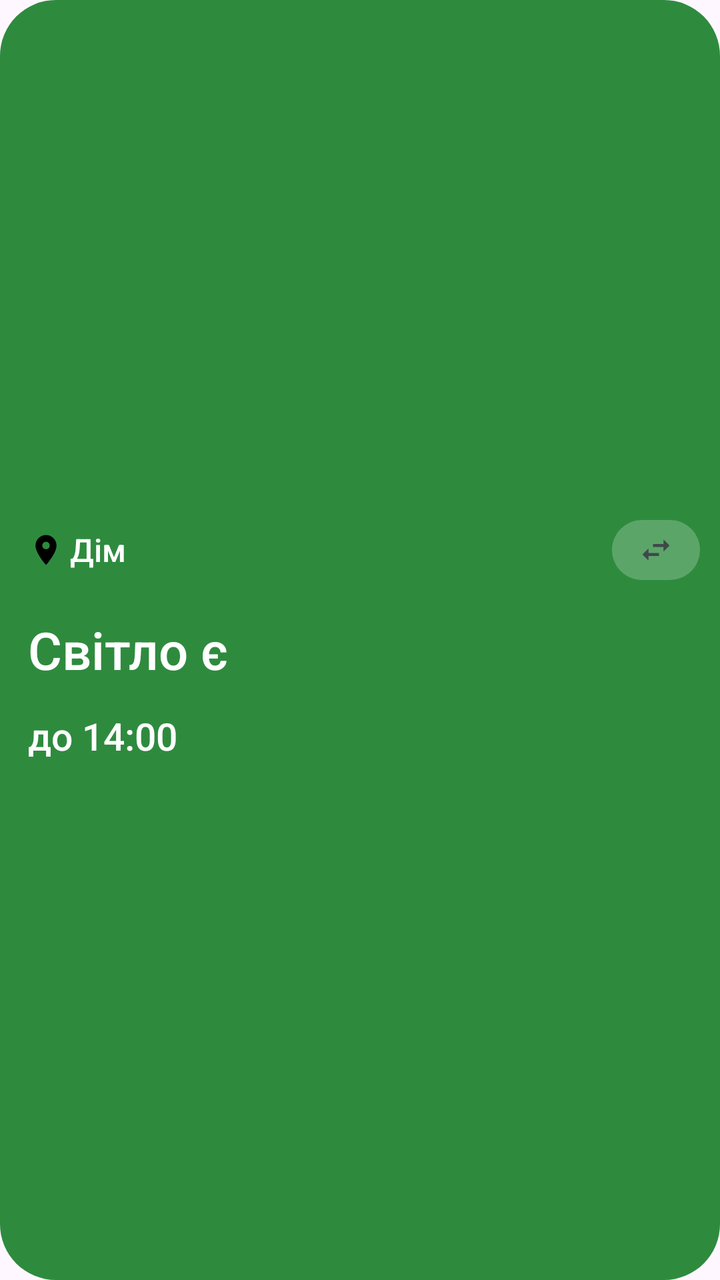
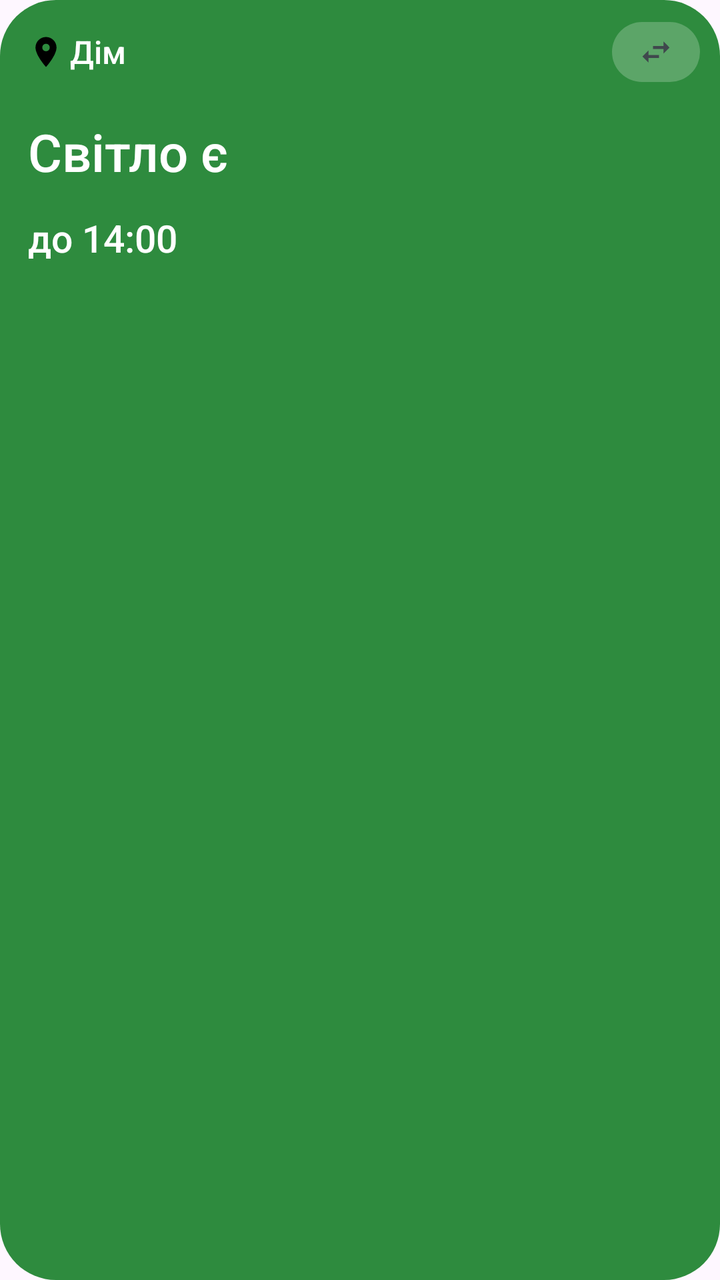

The first picture is an Android layout as it rendered before a commit; the second is the same layout after the commit. The layout source and the unified diff follow.
<!-- AndroidManifest.xml: application theme AppTheme -->
<!-- res/layout/widget_small.xml -->
<?xml version="1.0" encoding="utf-8"?>
<LinearLayout xmlns:android="http://schemas.android.com/apk/res/android"
    android:id="@+id/w_root"
    android:layout_width="match_parent"
    android:layout_height="match_parent"
    android:background="@drawable/wbg_on"
    android:gravity="center_vertical"
    android:orientation="vertical"
    android:paddingStart="14dp"
    android:paddingTop="10dp"
    android:paddingEnd="10dp"
    android:paddingBottom="10dp">

    
    <LinearLayout
        android:id="@+id/w_header"
        android:layout_width="match_parent"
        android:layout_height="32dp"
        android:gravity="center_vertical"
        android:orientation="horizontal">

        <ImageView
            android:id="@+id/w_pin"
            android:layout_width="18dp"
            android:layout_height="18dp"
            android:contentDescription="@null"
            android:src="@drawable/ic_place" />

        <TextView
            android:id="@+id/w_address"
            android:layout_width="0dp"
            android:layout_height="wrap_content"
            android:layout_marginStart="3dp"
            android:layout_weight="1"
            android:ellipsize="end"
            android:fontFamily="sans-serif-medium"
            android:maxLines="1"
            android:text="Дім"
            android:textColor="#FFFFFFFF"
            android:textSize="16dp" />

        <ImageView
            android:id="@+id/w_switch"
            android:layout_width="44dp"
            android:layout_height="30dp"
            android:background="@drawable/switch_pill_light"
            android:contentDescription="Інша адреса"
            android:padding="6dp"
            android:scaleType="fitCenter"
            android:src="@drawable/ic_swap" />
    </LinearLayout>

    <TextView
        android:id="@+id/w_status"
        android:layout_width="match_parent"
        android:layout_height="60dp"
        android:layout_marginTop="4dp"
        android:autoSizeMaxTextSize="26dp"
        android:autoSizeMinTextSize="18dp"
        android:autoSizeStepGranularity="1dp"
        android:autoSizeTextType="uniform"
        android:fontFamily="sans-serif-medium"
        android:gravity="center_vertical|start"
        android:maxLines="2"
        android:text="Світло є"
        android:textColor="#FFFFFFFF" />

    <TextView
        android:id="@+id/w_detail"
        android:layout_width="match_parent"
        android:layout_height="26dp"
        android:autoSizeMaxTextSize="19dp"
        android:autoSizeMinTextSize="14dp"
        android:autoSizeStepGranularity="1dp"
        android:autoSizeTextType="uniform"
        android:fontFamily="sans-serif-medium"
        android:gravity="center_vertical|start"
        android:maxLines="1"
        android:text="до 14:00"
        android:textColor="#FFFFFFFF" />
</LinearLayout>
<!-- resources referenced by this layout -->
<resources>
  <!-- drawable ic_place (drawable) -->
  <?xml version="1.0" encoding="utf-8"?>
  <vector xmlns:android="http://schemas.android.com/apk/res/android"
      android:width="24dp"
      android:height="24dp"
      android:viewportWidth="24"
      android:viewportHeight="24">
      <path android:fillColor="#FF000000" android:pathData="M12,2C8.13,2 5,5.13 5,9c0,5.25 7,13 7,13s7,-7.75 7,-13c0,-3.87 -3.13,-7 -7,-7zM12,11.5c-1.38,0 -2.5,-1.12 -2.5,-2.5s1.12,-2.5 2.5,-2.5 2.5,1.12 2.5,2.5 -1.12,2.5 -2.5,2.5z" />
  </vector>
  <!-- drawable ic_swap (drawable) -->
  <?xml version="1.0" encoding="utf-8"?>
  <vector xmlns:android="http://schemas.android.com/apk/res/android"
      android:width="24dp"
      android:height="24dp"
      android:viewportWidth="24"
      android:viewportHeight="24">
      <path android:fillColor="@color/widget_sub" android:pathData="M6.99,11L3,15l3.99,4v-3H14v-2H6.99v-3zM21,9l-3.99,-4v3H10v2h7.01v3L21,9z" />
  </vector>
  <!-- drawable switch_pill_light (drawable) -->
  <?xml version="1.0" encoding="utf-8"?>
  <shape xmlns:android="http://schemas.android.com/apk/res/android" android:shape="rectangle">
      <solid android:color="#38FFFFFF" />
      <corners android:radius="100dp" />
  </shape>
  <!-- drawable wbg_on (drawable) -->
  <?xml version="1.0" encoding="utf-8"?>
  <shape xmlns:android="http://schemas.android.com/apk/res/android" android:shape="rectangle">
      <solid android:color="@color/st_on_container" />
      <corners android:radius="26dp" />
  </shape>
  <style name="AppTheme" parent="Theme.Material3.DayNight.NoActionBar">
          <item name="android:statusBarColor">?attr/colorSurface</item>
          <item name="android:windowLightStatusBar">@bool/light_bars</item>
      </style>
  <color name="widget_sub">#44474F</color>
  <color name="st_on_container">#2E8B3E</color>
</resources>

<!-- the commit's change to res/layout/widget_small.xml (unified diff, before → after) -->
@@ -4,7 +4,7 @@
     android:layout_width="match_parent"
     android:layout_height="match_parent"
     android:background="@drawable/wbg_on"
-    android:gravity="center_vertical"
+    android:gravity="top"
     android:orientation="vertical"
     android:paddingStart="14dp"
     android:paddingTop="10dp"
